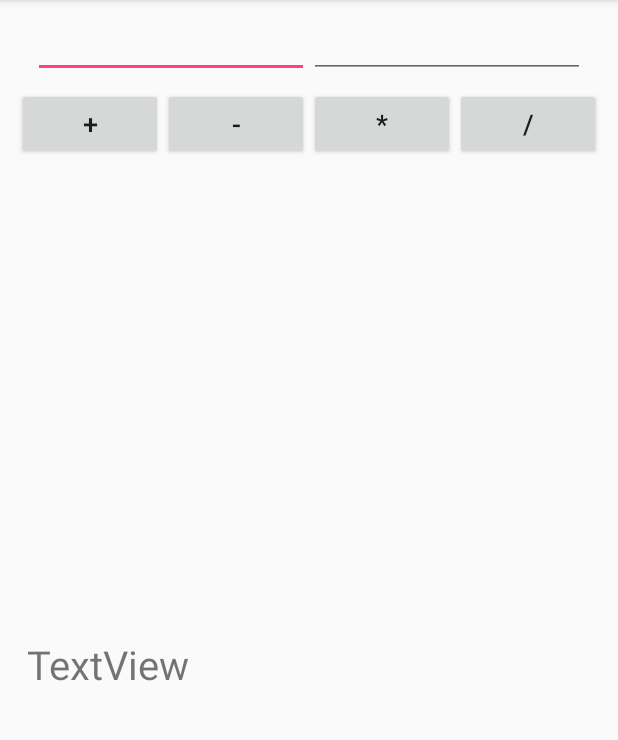
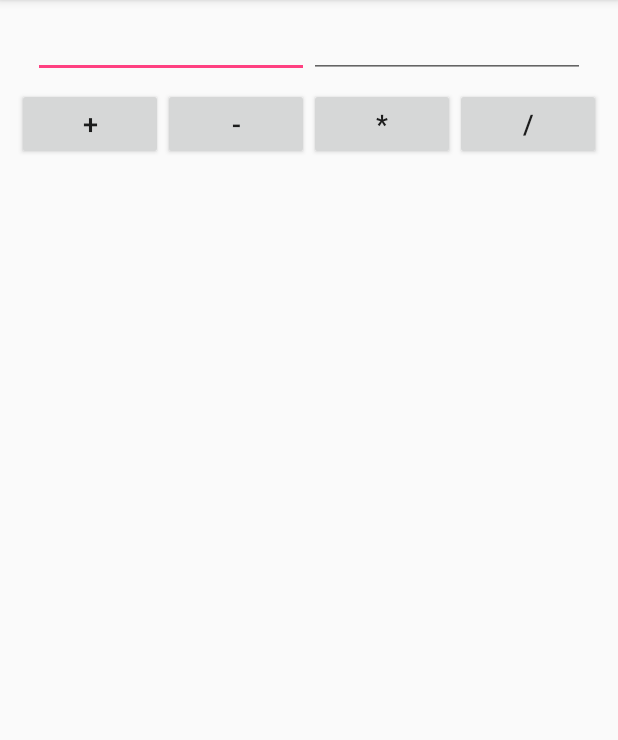
Before and after one commit to Madridistt/MyCalculator, an Android app: the screen it shows after launch (MainActivity), on a phone screen of 412 x 824 dp, the part 84-824 px from its top. Run offline under Robolectric (Android 15) with nearby library versions, the phone set to English and light mode, and no system bars.

```diff
--- a/app/src/main/java/com/example/beknazar/mycalculator/MainActivity.java
+++ b/app/src/main/java/com/example/beknazar/mycalculator/MainActivity.java
@@ -93,7 +93,7 @@ public class MainActivity extends AppCompatActivity implements View.OnClickListe
             etNum2.setText("");
             tvResult.setText("");
             break;
-            case MENU_QUIT_ID;
+            case MENU_QUIT_ID:
             finish();
             break;
         }
--- a/app/src/main/res/layout/activity_main.xml
+++ b/app/src/main/res/layout/activity_main.xml
@@ -82,7 +82,7 @@
         android:layout_marginRight="8pt"
         android:layout_weight="1"
         android:textSize="12pt"
-        android:text="TextView"
+
         android:gravity="center_vertical"
         />
 </LinearLayout>
```
